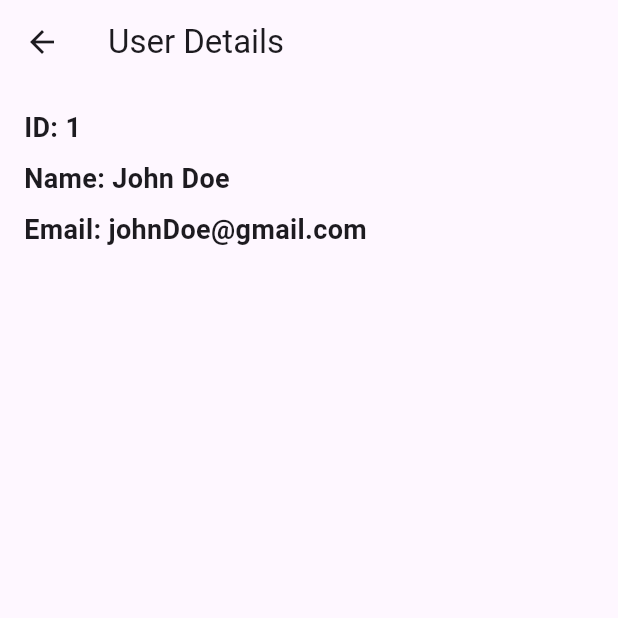
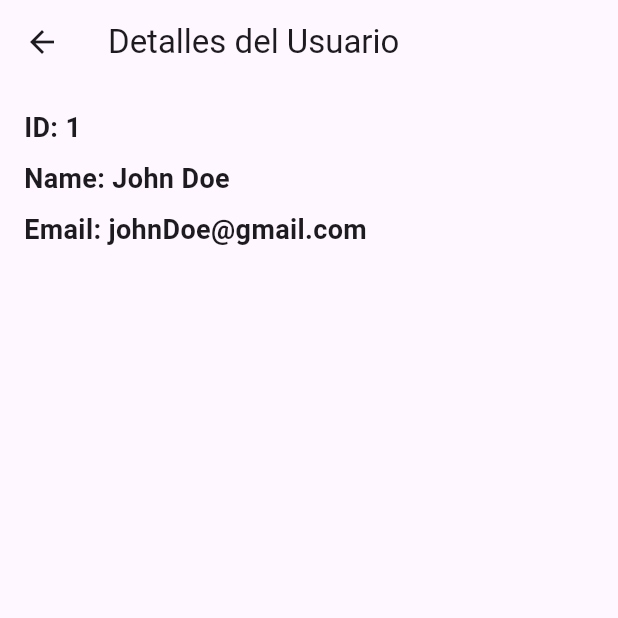
Before and after one commit to AlejandroCas26/app_jsson, a Flutter app: the screen it shows after launch, after a tap on "John Doe", on a phone screen of 412 x 824 dp, the top half of it. Run offline on Flutter 3.47's test engine with Material 3 defaults, Android fonts, the phone set to English and light mode, and no system bars; our stand-ins replace go_router.

```diff
--- a/lib/screens/detalles_user.dart
+++ b/lib/screens/detalles_user.dart
@@ -9,7 +9,7 @@ class UserDetailsScreen extends StatelessWidget {
   Widget build(BuildContext context) {
     return Scaffold(
       appBar: AppBar(
-        title: Text('User Details'),
+        title: Text('Detalles del Usuario'),
       ),
       body: Padding(
         padding: const EdgeInsets.all(16.0),
--- a/lib/screens/user_list.dart
+++ b/lib/screens/user_list.dart
@@ -20,7 +20,7 @@ class _UserListScreenState extends State<UserListScreen> {
   Widget build(BuildContext context) {
     return Scaffold(
       appBar: AppBar(
-        title: Text('User List'),
+        title: Text('Lista de Usuarios'),
       ),
       body: FutureBuilder<List<dynamic>>(
         future: _futureUsers,
--- a/pubspec.yaml
+++ b/pubspec.yaml
@@ -9,6 +9,7 @@ environment:
 dependencies:
   flutter:
     sdk: flutter
+  go_router: ^2.1.0
 
 dev_dependencies:
   flutter_test:
```
Also changed, not shown: lib/go_router/go_router.dart (+25 -0 lines), pubspec.lock.
